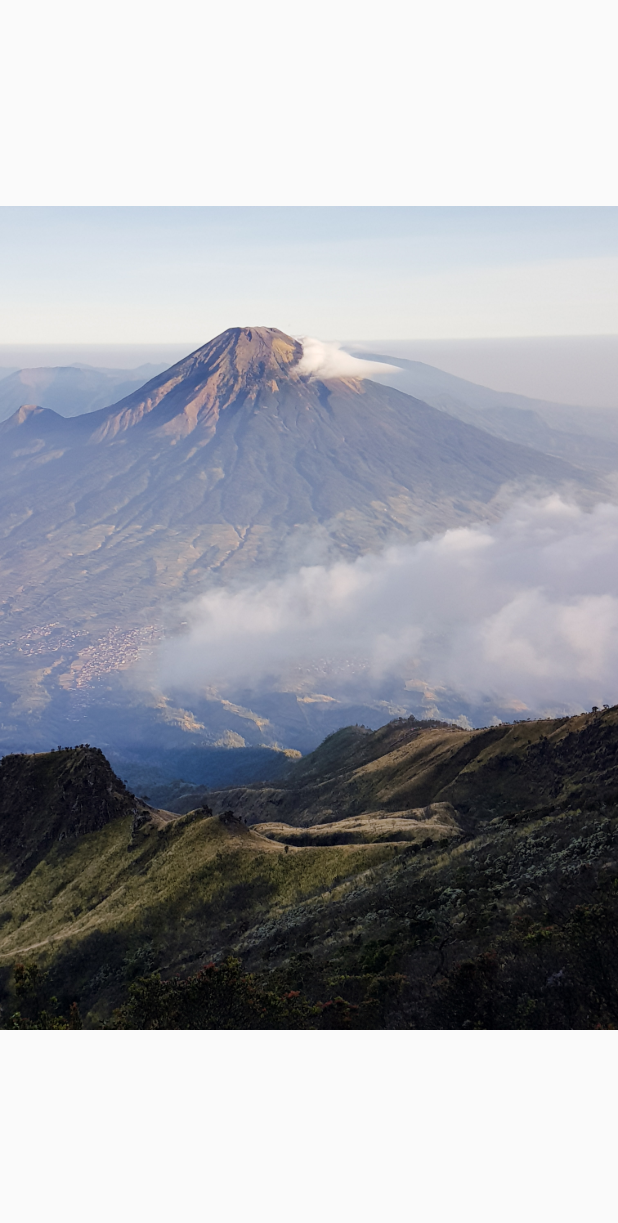
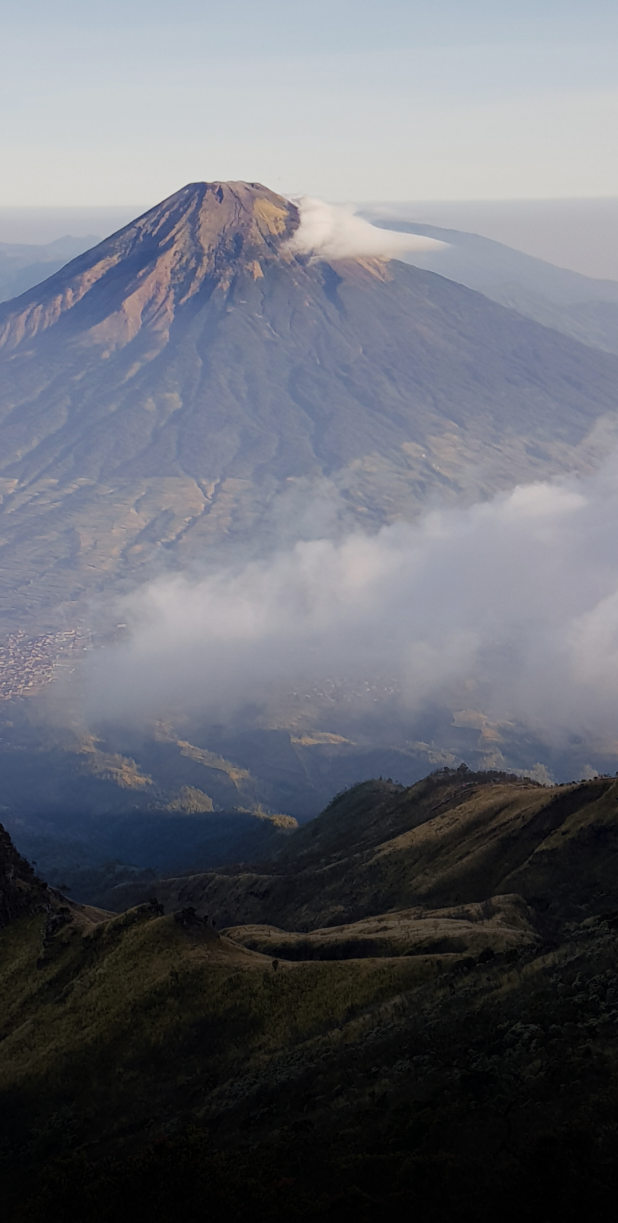
Before and after one commit to duca7/Flutter-UI, a Flutter app: the screen it shows after launch, on a phone screen of 412 x 824 dp. Shown: the top 1223 px of the screen. Run offline on Flutter 3.47's test engine with Material 2 defaults, Android fonts, the phone set to English and light mode, and no system bars.

Commit message:
done 20%

```diff
--- a/TripApp/lib/main.dart
+++ b/TripApp/lib/main.dart
@@ -2,6 +2,7 @@ import 'package:flutter/material.dart';
 
 void main() => runApp(
       MaterialApp(
+        debugShowCheckedModeBanner: false,
         home: Homepage(),
       ),
     );
@@ -34,6 +35,7 @@ class _HomepageState extends State<Homepage> {
         createPage(),
         createPage(),
         createPage(),
+        createPage(),
       ],
     ));
   }
@@ -43,6 +45,18 @@ class _HomepageState extends State<Homepage> {
       decoration: BoxDecoration(
         image: DecorationImage(
           image: AssetImage('assets/images/one.jpg'),
+          fit: BoxFit.cover,
+        ),
+      ),
+      child: Container(
+        decoration: BoxDecoration(
+          gradient: LinearGradient(
+            begin: Alignment.bottomRight,
+            colors: [
+              Colors.black.withOpacity(.9),
+              Colors.black.withOpacity(.1),
+            ],
+          ),
         ),
       ),
     );
```
Also changed, not shown: TripApp/assets/images/two.jpg.
